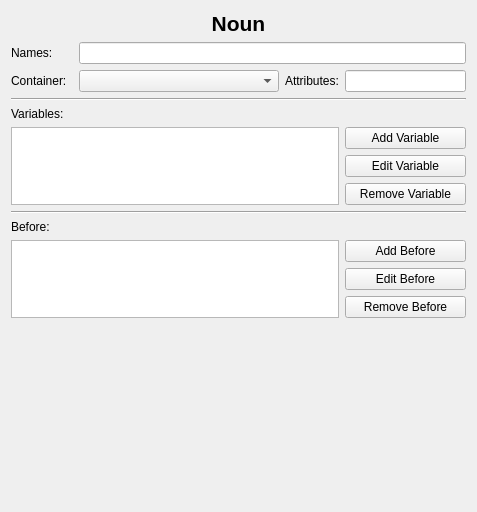
Above: base/nautilus/view/noun-widget.ui from jason80/dragonfly before the change. Below: the same form after it.
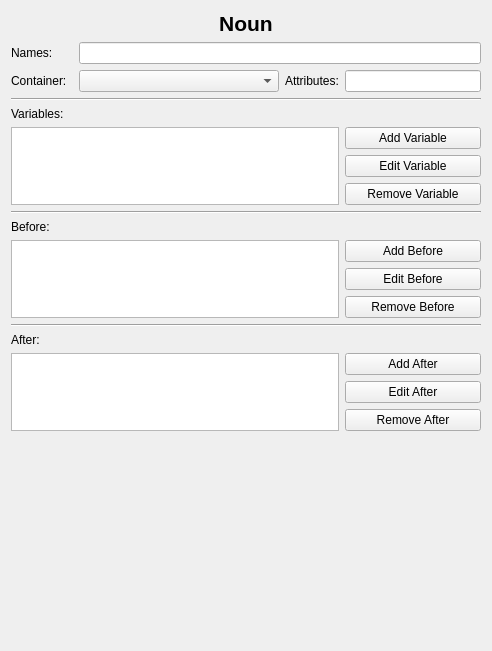
That is the form after the change.

Commit message: feat: add, edit, remove after events on noun widget

The edit to the form file:
```diff
--- a/base/nautilus/view/noun-widget.ui
+++ b/base/nautilus/view/noun-widget.ui
@@ -6,8 +6,8 @@
    <rect>
     <x>0</x>
     <y>0</y>
-    <width>477</width>
-    <height>512</height>
+    <width>492</width>
+    <height>651</height>
    </rect>
   </property>
   <property name="windowTitle">
@@ -42,7 +42,7 @@
      </property>
     </widget>
    </item>
-   <item row="13" column="0">
+   <item row="18" column="0">
     <spacer name="verticalSpacer">
      <property name="orientation">
       <enum>Qt::Vertical</enum>
@@ -155,7 +155,53 @@
     </widget>
    </item>
    <item row="10" column="0" rowspan="3" colspan="4">
-    <widget class="QListView" name="lstBefore"/>
+    <widget class="QListView" name="lstBefore">
+     <property name="editTriggers">
+      <set>QAbstractItemView::NoEditTriggers</set>
+     </property>
+    </widget>
+   </item>
+   <item row="13" column="0" colspan="5">
+    <widget class="Line" name="line_3">
+     <property name="orientation">
+      <enum>Qt::Horizontal</enum>
+     </property>
+    </widget>
+   </item>
+   <item row="16" column="4">
+    <widget class="QPushButton" name="btnEditAfter">
+     <property name="text">
+      <string>Edit After</string>
+     </property>
+    </widget>
+   </item>
+   <item row="15" column="4">
+    <widget class="QPushButton" name="btnAddAfter">
+     <property name="text">
+      <string>Add After</string>
+     </property>
+    </widget>
+   </item>
+   <item row="14" column="0">
+    <widget class="QLabel" name="label_7">
+     <property name="text">
+      <string>After:</string>
+     </property>
+    </widget>
+   </item>
+   <item row="17" column="4">
+    <widget class="QPushButton" name="btnRemoveAfter">
+     <property name="text">
+      <string>Remove After</string>
+     </property>
+    </widget>
+   </item>
+   <item row="15" column="0" rowspan="3" colspan="4">
+    <widget class="QListView" name="lstAfter">
+     <property name="editTriggers">
+      <set>QAbstractItemView::NoEditTriggers</set>
+     </property>
+    </widget>
    </item>
   </layout>
  </widget>
```
Left out of the diff: 6 changed lines with no effect on the pictures. The commit also changes 1 other file.
